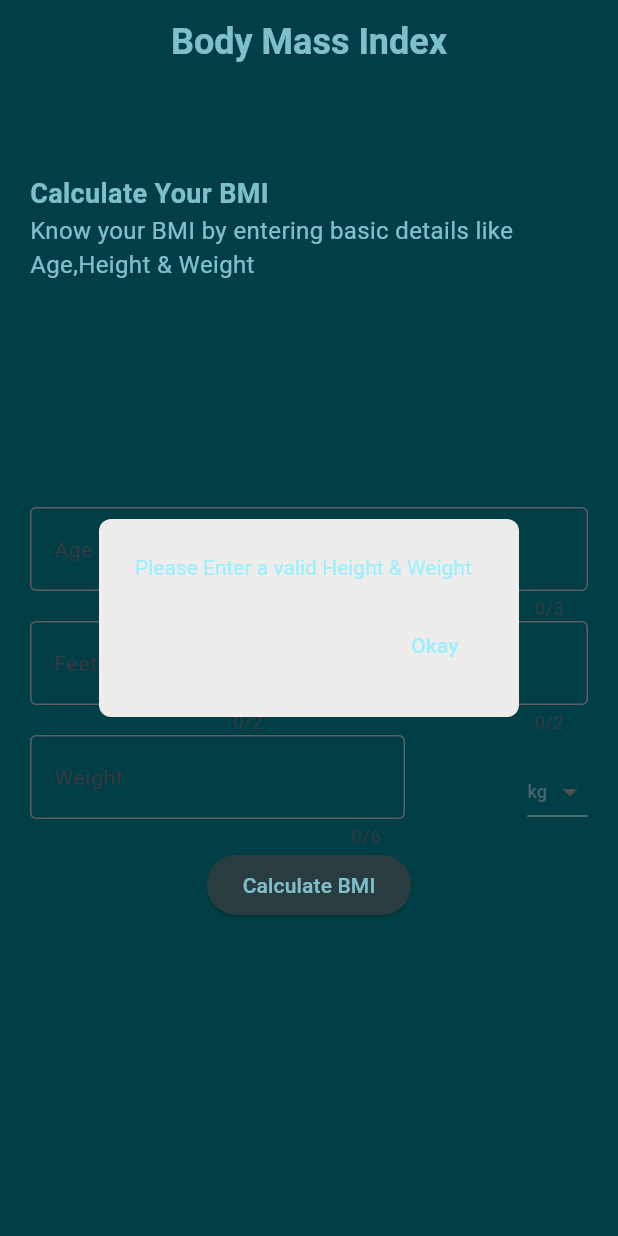
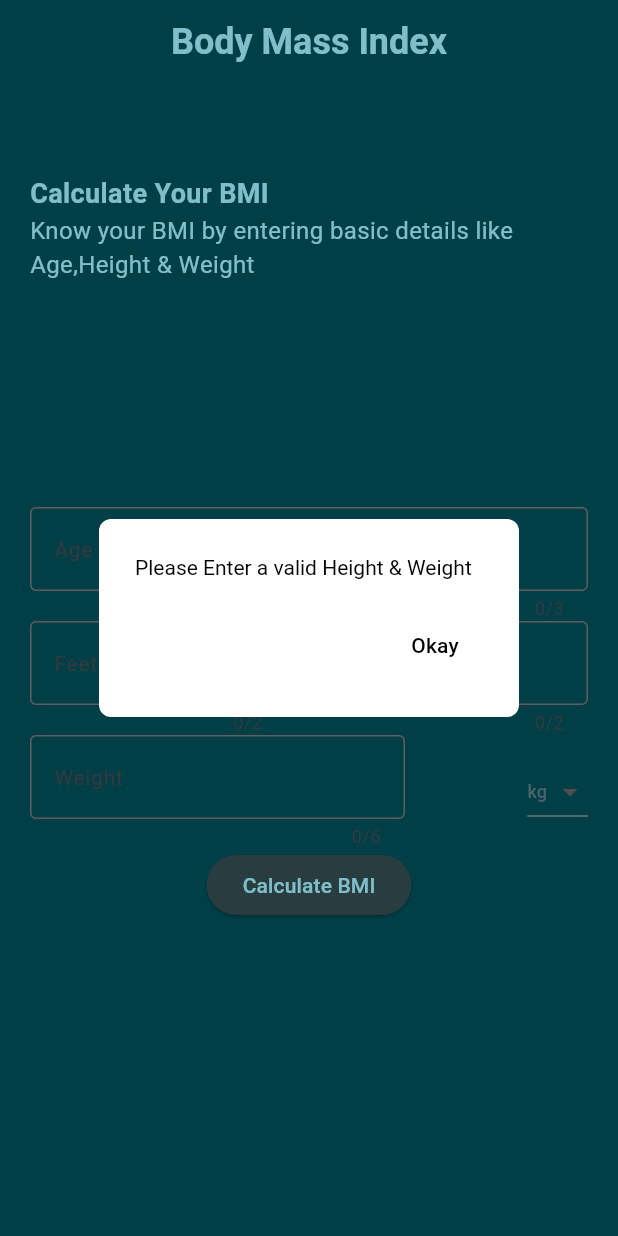
Before and after one commit to Sayem-Ahmed-Shayeed/Bmi_Calc, a Flutter app: the screen it shows after launch, after a tap on "Calculate BMI", on a phone screen of 412 x 824 dp. Run offline on Flutter 3.47's test engine with Material 3 defaults, Android fonts, the phone set to English and light mode, and no system bars.

Commit message:
Changed the Alert Dialog color

```diff
--- a/lib/bmi_widget.dart
+++ b/lib/bmi_widget.dart
@@ -88,9 +88,9 @@ class _BmiWidget extends State<BmiWidget> {
       context: context,
       builder: (ctx) {
         return AlertDialog(
-          backgroundColor: const Color(0xffEEEDEB),
-          titleTextStyle: TextStyle(
-            color: kColorScheme.primaryContainer,
+          backgroundColor: Colors.white,
+          titleTextStyle: const TextStyle(
+            color: Colors.black,
           ),
           shape: RoundedRectangleBorder(
             borderRadius: BorderRadius.circular(8),
@@ -107,10 +107,9 @@ class _BmiWidget extends State<BmiWidget> {
               onPressed: () {
                 Navigator.pop(context);
               },
-              child: Text(
+              child: const Text(
                 'Okay',
-                style: TextStyle(
-                    fontSize: 14, color: kColorScheme.primaryContainer),
+                style: TextStyle(fontSize: 14, color: Colors.black),
               ),
             )
           ],
```
